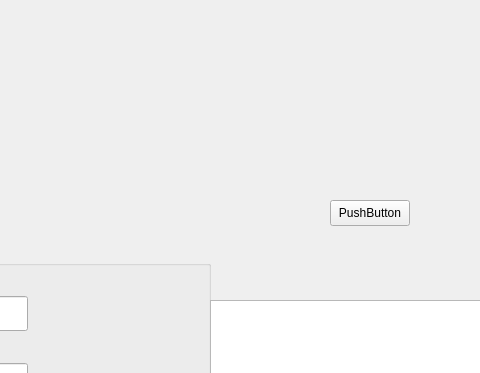
This is dialog.ui in ZaneFerns360/querysurreal as Qt 5 draws it before an edit; both pictures show x 520 to 1000 and y 0 to 373 of the 1000 by 524 pixel window. The edited form follows.
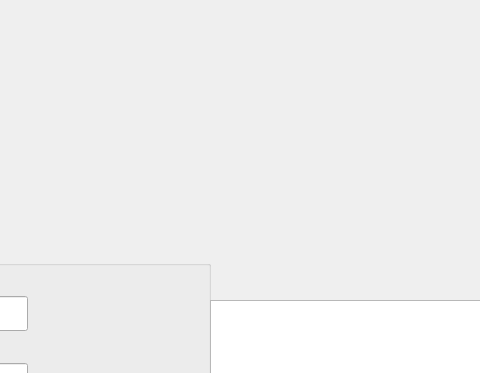
This is the edited form. Icons and pictures are not drawn.

The edit to the form file:
```diff
--- a/dialog.ui
+++ b/dialog.ui
@@ -232,19 +232,6 @@
     <bool>false</bool>
    </property>
   </widget>
-  <widget class="QPushButton" name="GButton">
-   <property name="geometry">
-    <rect>
-     <x>850</x>
-     <y>200</y>
-     <width>80</width>
-     <height>26</height>
-    </rect>
-   </property>
-   <property name="text">
-    <string>PushButton</string>
-   </property>
-  </widget>
  </widget>
  <resources/>
  <connections>
```
